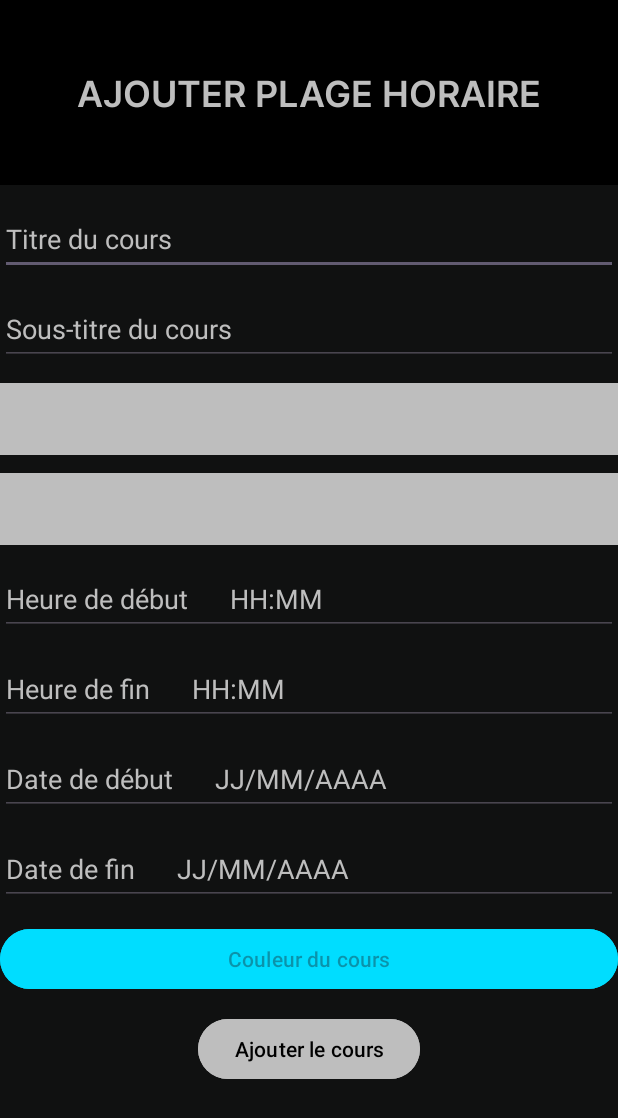
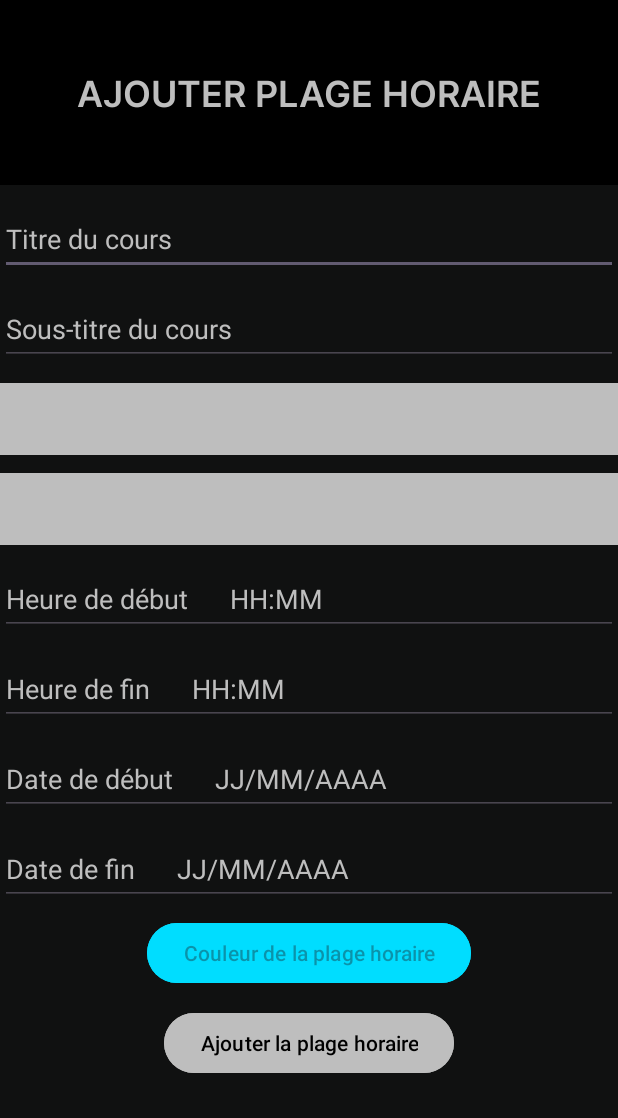
Before and after one commit to Konynico/Chronos-HM40, an Android app: the layout dark_activity_add_course.xml on its own in the app's theme, with its tools: preview values and no code run, on a phone screen of 412 x 824 dp. Shown: the top 1118 px of the screen. Run offline under Robolectric (Android 15) with nearby library versions, the phone set to English and light mode, and no system bars.

Commit message:
maj boutons couleurs dark

```diff
--- a/app/src/main/res/layout/dark_activity_add_course.xml
+++ b/app/src/main/res/layout/dark_activity_add_course.xml
@@ -146,14 +146,13 @@
 
     <Button
         android:id="@+id/button"
-        android:layout_width="0dp"
+        android:layout_width="wrap_content"
         android:layout_height="wrap_content"
-        android:layout_marginTop="12dp"
+        android:layout_marginTop="8dp"
         android:backgroundTint="@android:color/holo_blue_bright"
-        android:hint="Couleur du cours"
+        android:hint="Couleur de la plage horaire"
         android:onClick="onAddCourseClick"
         app:layout_constraintEnd_toEndOf="parent"
-        app:layout_constraintHorizontal_bias="0.0"
         app:layout_constraintStart_toStartOf="parent"
         app:layout_constraintTop_toBottomOf="@+id/editTextDateEnd" />
 
@@ -162,7 +161,7 @@
         android:layout_width="wrap_content"
         android:layout_height="wrap_content"
         android:layout_marginTop="12dp"
-        android:text="Ajouter le cours"
+        android:text="Ajouter la plage horaire"
         android:backgroundTint="@color/lightgrey"
         android:textColor="@color/black"
         app:layout_constraintEnd_toEndOf="parent"
```
